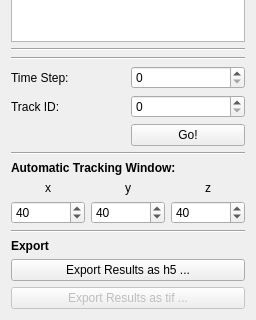
This is ilastik/applets/tracking/manual/drawer.ui in ilastik/ilastik as Qt 5 draws it before an edit; both pictures show x 0 to 256 and y 450 to 770 of the 256 by 770 pixel window. The edited form follows.
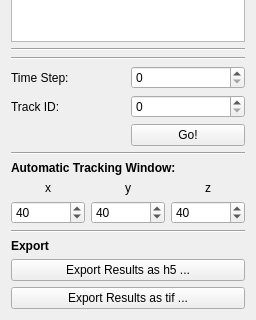
This is the edited form.

Commit message: manual tracking now supports export to tif

Patch:
```diff
--- a/ilastik/applets/tracking/manual/drawer.ui
+++ b/ilastik/applets/tracking/manual/drawer.ui
@@ -335,7 +335,7 @@
      <item>
       <widget class="QPushButton" name="exportTifButton">
        <property name="enabled">
-        <bool>false</bool>
+        <bool>true</bool>
        </property>
        <property name="text">
         <string>Export Results as tif ...</string>
```
The commit also changes 1 other file.
